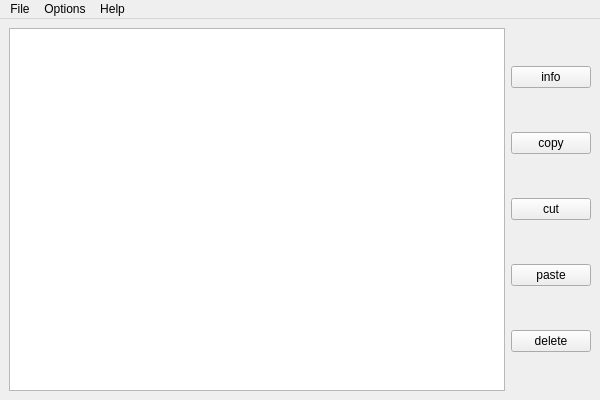
The window that main_window_disigne.ui (Vladimir-Chernousov/IiVT-FM) describes before a commit, drawn with Qt 5.
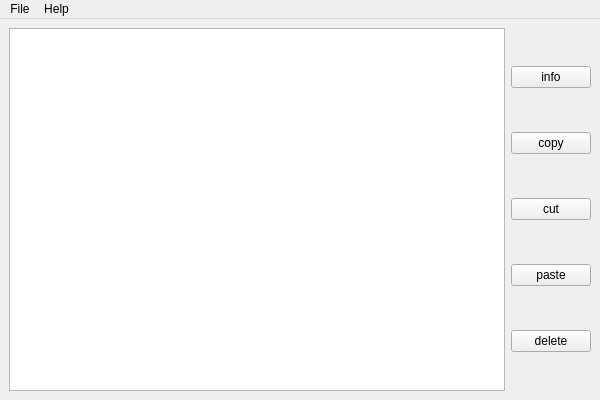
The same window after the commit.

Commit message: complete menu

```diff
--- a/main_window_disigne.ui
+++ b/main_window_disigne.ui
@@ -106,15 +106,8 @@
      <string>Help</string>
     </property>
     <addaction name="actionAbout_FileManager"/>
-    <addaction name="actionHelp"/>
-   </widget>
-   <widget class="QMenu" name="menuOptions">
-    <property name="title">
-     <string>Options</string>
-    </property>
    </widget>
    <addaction name="menuFile"/>
-   <addaction name="menuOptions"/>
    <addaction name="menuHelp"/>
   </widget>
   <action name="actioninfo">
```
Left out of the diff: 13 changed lines with no effect on the pictures. The commit also changes 2 other files.
